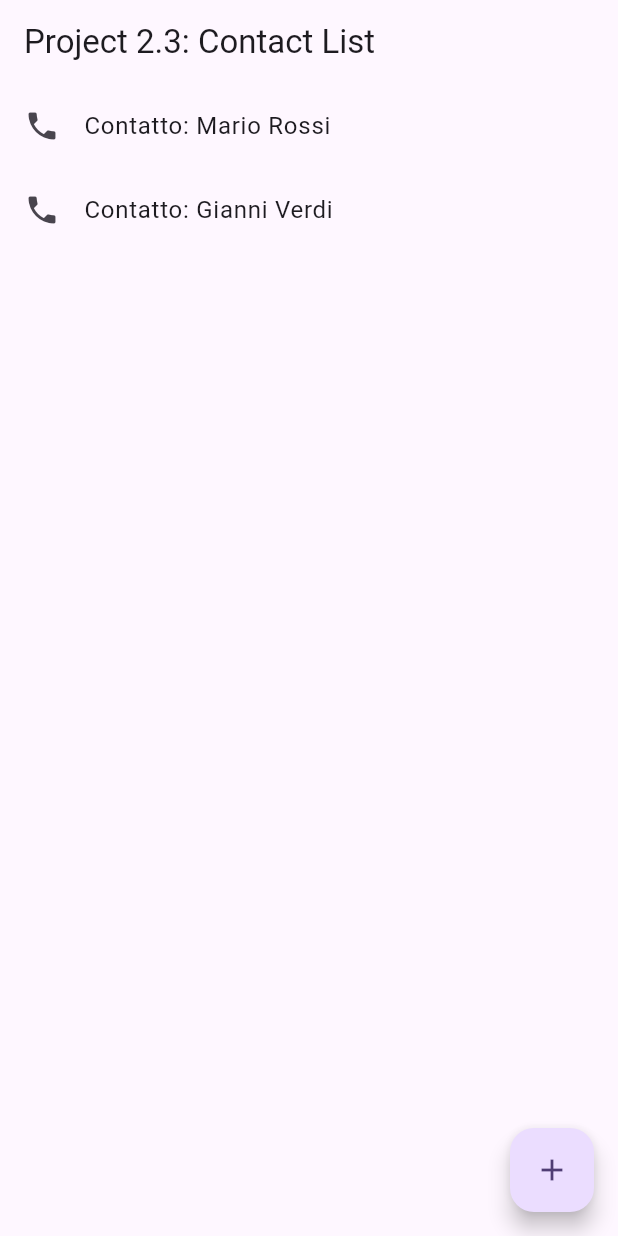
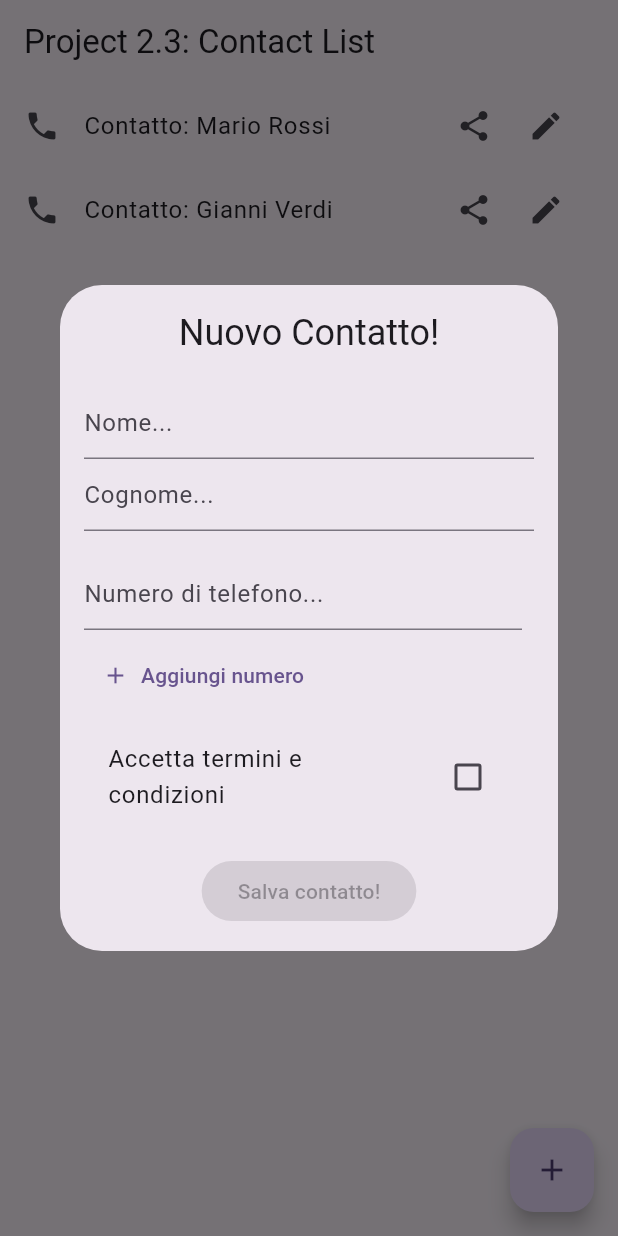
Before and after one commit to CammarataLudovico/flutter_void, a Flutter app: the screen it shows after launch, after a tap on the "add" icon, on a phone screen of 412 x 824 dp. Run offline on Flutter 3.47's test engine with Material 3 defaults, Android fonts, the phone set to English and light mode, and no system bars; drawn by our look-alikes of reactive_forms; our stand-ins replace share_plus.

Commit message:
Refactor ContactDetail and ContactListPage to use StatefulWidget; add contact editing functionality and improve phone number handling

```diff
--- a/lib/data/contact_data.dart
+++ b/lib/data/contact_data.dart
@@ -4,11 +4,11 @@ import "package:contact_list_2_3/Contact.dart";
     Contact(
       firstName: "Mario",
       lastName: "Rossi",
-      phoneNumbersList: ["320 99 324 333", "320 99 384 332"],
+      phoneNumbersList: ["3209932433", "3209938433"],
     ),
     Contact(
       firstName: "Gianni",
       lastName: "Verdi",
-      phoneNumbersList: ["340 99 384 332"],
+      phoneNumbersList: ["3099384332"],
     ),
   ];
--- /dev/null
+++ b/lib/form.dart
@@ -0,0 +1,216 @@
+import "package:contact_list_2_3/Contact.dart";
+import "package:flutter/material.dart";
+import "package:reactive_forms/reactive_forms.dart";
+
+class AddContactFormDialog extends StatefulWidget {
+  const AddContactFormDialog({super.key, this.contact});
+  final Contact? contact;
+
+  @override
+  State<AddContactFormDialog> createState() => _AddContactFormDialogState();
+}
+
+class _AddContactFormDialogState extends State<AddContactFormDialog> {
+  late final FormGroup _form;
+
+  @override
+  void initState() {
+    super.initState();
+    final isEdit = widget.contact != null;
+    final initialFirst = widget.contact?.firstName ?? "";
+    final initialLast = widget.contact?.lastName ?? "";
+    final initialPhones = widget.contact?.phoneNumbersList ?? [""];
+
+    _form = FormGroup({
+      "firstName": FormControl<String>(
+        value: initialFirst,
+        validators: [Validators.required, Validators.minLength(3)],
+      ),
+      "lastName": FormControl<String>(
+        value: initialLast,
+        validators: [Validators.required, Validators.minLength(3)],
+      ),
+      "phones": (() {
+        final controls = <FormControl<String>>[];
+        for (var i = 0; i < initialPhones.length; i++) {
+          final p = initialPhones[i];
+          if (i == 0) {
+            controls.add(
+              FormControl<String>(
+                value: p,
+                validators: [
+                  Validators.required,
+                  Validators.pattern(r"^\d{10}$"),
+                ],
+              ),
+            );
+          } else {
+            controls.add(
+              FormControl<String>(
+                value: p,
+                validators: [Validators.pattern(r"^$|^\d{10}$")],
+              ),
+            );
+          }
+        }
+        return FormArray(controls);
+      })(),
+      "t&c": FormControl<bool>(
+        value: isEdit ? true : false,
+        validators: [Validators.requiredTrue],
+      ),
+    });
+  }
+
+  @override
+  void dispose() {
+    super.dispose();
+  }
+
+  @override
+  Widget build(BuildContext context) {
+    final theme = Theme.of(context);
+
+    final isEdit = widget.contact != null;
+
+    return Dialog(
+      child: Padding(
+        padding: const EdgeInsets.all(16),
+        child: ReactiveForm(
+          formGroup: _form,
+          child: Column(
+            mainAxisSize: MainAxisSize.min,
+            children: [
+              Text(
+                isEdit ? "Modifica Contatto" : "Nuovo Contatto!",
+                style: theme.textTheme.headlineSmall,
+              ),
+              const SizedBox(height: 20),
+              ReactiveTextField<String>(
+                formControlName: "firstName",
+                decoration: const InputDecoration(hintText: "Nome..."),
+                validationMessages: {
+                  ValidationMessage.required: (_) => "Il nome è obbligatorio!",
+                  ValidationMessage.minLength: (error) =>
+                      "Il nome deve essere lungo almeno 3 caratteri!",
+                },
+              ),
+              ReactiveTextField<String>(
+                formControlName: "lastName",
+                decoration: const InputDecoration(hintText: "Cognome..."),
+                validationMessages: {
+                  ValidationMessage.required: (_) =>
+                      "Il cognome è obbligatorio!",
+                  ValidationMessage.minLength: (error) =>
+                      "Il cognome deve essere lungo almeno 3 caratteri!",
+                },
+              ),
+              const SizedBox(height: 12),
+
+              ReactiveFormArray(
+                formArrayName: "phones",
+                builder: (context, formArray, child) {
+                  final fa = formArray as FormArray;
+                  return Column(
+                    children: [
+                      for (var i = 0; i < fa.controls.length; i++)
+                        Padding(
+                          padding: const EdgeInsets.symmetric(vertical: 6),
+                          child: Row(
+                            children: [
+                              Expanded(
+                                child: ReactiveTextField<String>(
+                                  formControlName: i.toString(),
+                                  keyboardType: TextInputType.phone,
+                                  decoration: const InputDecoration(
+                                    hintText: "Numero di telefono...",
+                                  ),
+                                  validationMessages: {
+                                    ValidationMessage.required: (_) =>
+                                        "Il Numero di Telefono è obbligatorio!",
+                                    ValidationMessage.pattern: (_) =>
+                                        "Il Numero di Telefono deve essere di 10 cifre (solo numeri)!",
+                                  },
+                                ),
+                              ),
+                              const SizedBox(width: 8),
+                              if (fa.controls.length > 1)
+                                IconButton(
+                                  icon: const Icon(
+                                    Icons.remove_circle,
+                                    color: Colors.red,
+                                  ),
+                                  onPressed: () {
+                                    setState(() {
+                                      fa.removeAt(i);
+                                    });
+                                  },
+                                ),
+                            ],
+                          ),
+                        ),
+                      Align(
+                        alignment: Alignment.centerLeft,
+                        child: TextButton.icon(
+                          onPressed: () {
+                            setState(() {
+                              fa.add(
+                                FormControl<String>(
+                                  value: "",
+                                  validators: [
+                                    Validators.pattern(r"^$|^\d{10}$"), // regex to allow only 10 numbers
+                                  ],
+                                ),
+                              );
+                            });
+                          },
+                          icon: const Icon(Icons.add),
+                          label: const Text("Aggiungi numero"),
+                        ),
+                      ),
+                    ],
+                  );
+                },
+              ),
+
+              const SizedBox(height: 12),
+              ReactiveCheckboxListTile(
+                formControlName: "t&c",
+                title: const Text("Accetta termini e condizioni"),
+              ),
+              const SizedBox(height: 20),
+              ReactiveFormConsumer(
+                builder: (context, form, child) {
+                  return ElevatedButton(
+                    onPressed: form.valid ? _submit : null,
+                    child: Text(
+                      isEdit ? "Aggiorna contatto" : "Salva contatto!",
+                    ),
+                  );
+                },
+              ),
+            ],
+          ),
+        ),
+      ),
+    );
+  }
+
+  void _submit() {
+    if (!_form.valid) return;
+
+    final phones = (_form.control("phones") as FormArray).controls
+        .map((c) => (c.value ?? "").toString().trim())
+        .where((s) => s.isNotEmpty)
+        .toList();
+
+    final contact = Contact(
+      firstName: _form.control("firstName").value as String,
+      lastName: _form.control("lastName").value as String,
+      phoneNumbersList: phones,
+    );
+
+    Navigator.pop(context, contact);
+    return;
+  }
+}
--- a/lib/main.dart
+++ b/lib/main.dart
@@ -1,13 +1,12 @@
+import "package:contact_list_2_3/Contact.dart";
 import "package:contact_list_2_3/Contact_detail.dart";
 import "package:contact_list_2_3/data/contact_data.dart";
+import "package:contact_list_2_3/form.dart";
 import "package:flutter/material.dart";
+import "package:share_plus/share_plus.dart";
 
 void main() {
   runApp(const MyApp());
-}
-
-void _addContact() {
-
 }
 
 class MyApp extends StatelessWidget {
@@ -25,8 +24,29 @@ class MyApp extends StatelessWidget {
   }
 }
 
-class ContactListPage extends StatelessWidget {
+class ContactListPage extends StatefulWidget {
   const ContactListPage({super.key});
+
+  @override
+  State<ContactListPage> createState() => _ContactListPageState();
+}
+
+class _ContactListPageState extends State<ContactListPage> {
+  Future<void> _addContact() async {
+    final newContact = await showDialog<Contact>(
+      context: context,
+      builder: (context) => const AddContactFormDialog(),
+    );
+
+    if (newContact != null) {
+      setState(() {
+        contactsList.add(newContact);
+      });
+      ScaffoldMessenger.of(context).showSnackBar(
+        const SnackBar(content: Text("Contatto aggiunto")),
+      );
+    }
+  }
 
   @override
   Widget build(BuildContext context) {
@@ -39,21 +59,61 @@ class ContactListPage extends StatelessWidget {
           return ListTile(
             leading: const Icon(Icons.phone),
             title: Text("Contatto: ${contact.firstName} ${contact.lastName}"),
+            trailing: Row(
+              mainAxisSize: MainAxisSize.min,
+              children: [
+                IconButton(
+                  icon: const Icon(Icons.share),
+                  onPressed: () async {
+                    final phones = contact.phoneNumbersList.join("\n");
+                    final text =
+                        "Contatto: ${contact.firstName} ${contact.lastName}\nTelefoni:\n$phones";
+
+                    final params = ShareParams(
+                      text: text,
+                      subject: "Dettagli contatto",
+                    );
+
+                    final result = await SharePlus.instance.share(params);
+                  },
+                ),
+                IconButton(
+                  icon: const Icon(Icons.edit),
+                  onPressed: () async {
+                    final Contact? updated = await showDialog<Contact>(
+                      context: context,
+                      builder: (context) =>
+                          AddContactFormDialog(contact: contact),
+                    );
+                    if (updated != null) {
+                      setState(() {
+                        final idx = contactsList.indexOf(contact);
+                        if (idx != -1) contactsList[idx] = updated;
+                      });
+                      ScaffoldMessenger.of(context).showSnackBar(
+                        const SnackBar(content: Text("Contatto aggiornato")),
+                      );
+                    }
+                  },
+                ),
+              ],
+            ),
             onTap: () async {
-              await Navigator.push(
+              await Navigator.push<void>(
                 context,
-                MaterialPageRoute(
+                MaterialPageRoute<void>(
                   builder: (context) => ContactDetail(contact: contact),
                 ),
               );
+              setState(() {});
             },
           );
         }).toList(),
       ),
-      floatingActionButton: const FloatingActionButton(
+      floatingActionButton: FloatingActionButton(
         onPressed: _addContact,
         tooltip: "add contact",
-        child: Icon(Icons.add),
+        child: const Icon(Icons.add),
       ),
     );
   }
--- a/pubspec.yaml
+++ b/pubspec.yaml
@@ -37,6 +37,7 @@ dependencies:
   very_good_analysis: ^10.0.0
   url_launcher: ^6.3.2
   share_plus: ^12.0.1
+  reactive_forms: ^18.1.2
 
 dev_dependencies:
   flutter_test:
```
Also changed, not shown: lib/Contact_detail.dart (+49 -4 lines).
